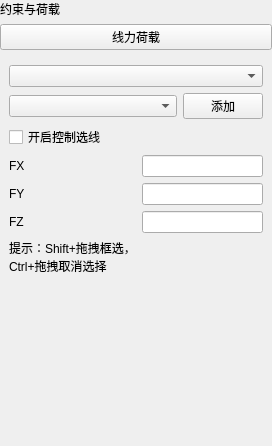
Above: plugins/Base_PhysicalField/LinearForcePage.ui from asd977/base_cae before the change. Below: the same form after it.
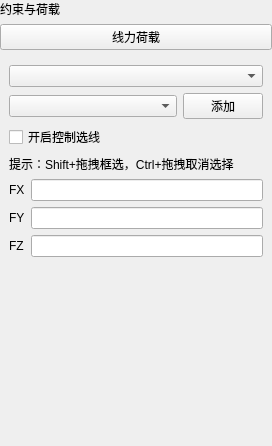
That is the form after the change. Custom widgets are drawn as their Qt base class.

Patch:
```diff
--- a/plugins/Base_PhysicalField/LinearForcePage.ui
+++ b/plugins/Base_PhysicalField/LinearForcePage.ui
@@ -52,38 +52,24 @@
    <item>
     <widget class="QWidget" name="contentWidget" native="true">
      <layout class="QGridLayout" name="gridLayout">
-      <item row="3" column="1">
+      <item row="0" column="0" colspan="2">
+       <widget class="CustomComboBox" name="comboBoxDim"/>
+      </item>
+      <item row="4" column="1">
        <widget class="QLineEdit" name="lineEditX"/>
       </item>
-      <item row="4" column="0">
-       <widget class="QLabel" name="label_2">
-        <property name="text">
-         <string>FY</string>
-        </property>
-       </widget>
-      </item>
-      <item row="5" column="0">
-       <widget class="QLabel" name="label_3">
-        <property name="text">
-         <string>FZ</string>
-        </property>
-       </widget>
-      </item>
-      <item row="3" column="0">
-       <widget class="QLabel" name="label">
-        <property name="text">
-         <string>FX</string>
-        </property>
-       </widget>
-      </item>
-      <item row="5" column="1">
+      <item row="6" column="1">
        <widget class="QLineEdit" name="lineEditZ"/>
       </item>
-      <item row="4" column="1">
+      <item row="5" column="1">
        <widget class="QLineEdit" name="lineEditY"/>
       </item>
-      <item row="0" column="0" colspan="2">
-       <widget class="CustomComboBox" name="comboBoxDim"/>
+      <item row="2" column="0" colspan="2">
+       <widget class="QCheckBox" name="pickEnableCheckBox">
+        <property name="text">
+         <string>开启控制选线</string>
+        </property>
+       </widget>
       </item>
       <item row="1" column="0" colspan="2">
        <layout class="QHBoxLayout" name="horizontalLayoutGroupSelect">
@@ -105,14 +91,28 @@
         </item>
        </layout>
       </item>
-      <item row="2" column="0" colspan="2">
-       <widget class="QCheckBox" name="pickEnableCheckBox">
+      <item row="4" column="0">
+       <widget class="QLabel" name="label">
         <property name="text">
-         <string>开启控制选线</string>
+         <string>FX</string>
         </property>
        </widget>
       </item>
-      <item>
+      <item row="6" column="0">
+       <widget class="QLabel" name="label_3">
+        <property name="text">
+         <string>FZ</string>
+        </property>
+       </widget>
+      </item>
+      <item row="5" column="0">
+       <widget class="QLabel" name="label_2">
+        <property name="text">
+         <string>FY</string>
+        </property>
+       </widget>
+      </item>
+      <item row="3" column="0" colspan="2">
        <widget class="QLabel" name="boxSelectHintLabel">
         <property name="text">
          <string>提示：Shift+拖拽框选，Ctrl+拖拽取消选择</string>
```
